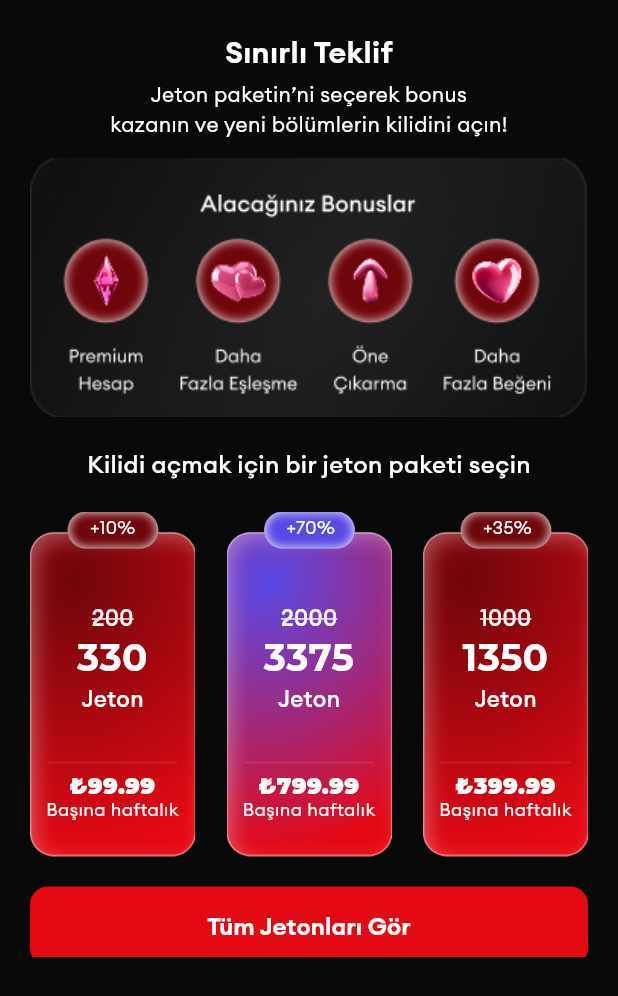
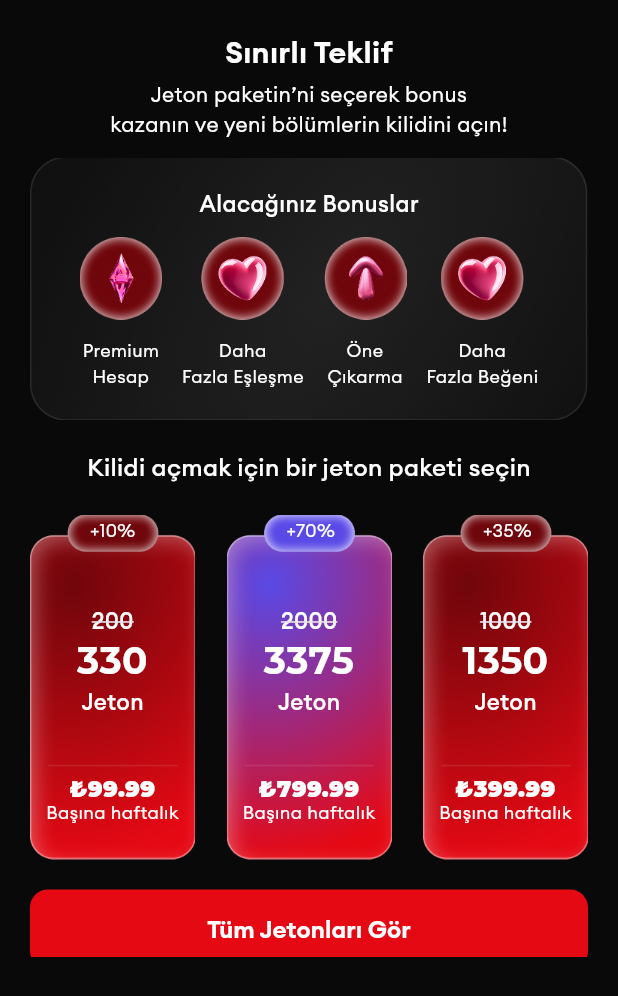
Before and after one commit to BarisAdaliDag/movie-app-case, a Flutter app: the _PaywallPageContent widget shown alone on an empty page, opened directly, on a phone screen of 412 x 824 dp. Shown: the top 996 px of the screen. Run offline on Flutter 3.47's test engine with Material 3 defaults, Android fonts, the phone set to English and light mode, and no system bars; our stand-ins replace cached_network_image, dio, equatable, flutter_bloc, flutter_secure_storage, flutter_svg and 7 more; accounts and stored records are empty.

Commit message:
paywall bonus add

```diff
--- a/lib/core/constants/app_assets.dart
+++ b/lib/core/constants/app_assets.dart
@@ -4,9 +4,15 @@ final class AppAssets {
   static const appAssetsPath = "assets/images/";
   static const splashImage = "${appAssetsPath}splash.png";
 
+  // Paywall Assets
   static const paywallBackground = "${appAssetsPath}paywall_background.png";
   static const paywallBonus = "${appAssetsPath}paywall_bonus.png";
   static const paywallBonusBackground = "${appAssetsPath}paywall_bonus_background.png";
   static const paywallSelected = "${appAssetsPath}paywall_selected.png";
+
   static const paywallUnselected = "${appAssetsPath}paywall_unselected.png";
+  static const arrowUp = "${appAssetsPath}arrow_up.png";
+  static const diamond = "${appAssetsPath}diamond.png";
+  static const heart = "${appAssetsPath}heart.png";
+  static const hearts = "${appAssetsPath}heart.png";
 }
--- a/lib/features/presentation/paywall/paywall_page.dart
+++ b/lib/features/presentation/paywall/paywall_page.dart
@@ -1,15 +1,14 @@
 import 'package:flutter/material.dart';
 import 'package:flutter_bloc/flutter_bloc.dart';
 import 'package:gap/gap.dart';
-import 'package:google_fonts/google_fonts.dart';
 import 'package:movieapp/core/constants/app_assets.dart';
 import 'package:movieapp/core/getIt/get_it.dart';
-import 'package:movieapp/core/routes/navigation_helper.dart';
 import 'package:movieapp/core/theme/app_colors.dart';
 import 'package:movieapp/core/theme/text_styles.dart';
 import 'package:movieapp/core/widgets/custom_button.dart';
 import 'package:movieapp/features/presentation/paywall/cubit/paywall_cubit.dart';
 import 'package:movieapp/features/presentation/paywall/cubit/paywall_state.dart';
+import 'package:movieapp/features/presentation/paywall/widget/bonus_features_card.dart';
 import 'package:movieapp/features/presentation/paywall/widget/paywall_selection_container.dart';
 import 'package:responsive_sizer/responsive_sizer.dart';
 
@@ -51,14 +50,7 @@ class _PaywallPageContent extends StatelessWidget {
 
                   const SizedBox(height: 12),
 
-                  Container(
-                    width: double.infinity,
-                    height: 173,
-                    decoration: BoxDecoration(
-                      // borderRadius: BorderRadius.circular(12),
-                      image: DecorationImage(image: AssetImage(AppAssets.paywallBonus), fit: BoxFit.cover),
-                    ),
-                  ),
+                  BonusFeaturesCard(),
                   Gap(20),
                   Text(
                     'Kilidi açmak için bir jeton paketi seçin',
@@ -115,3 +107,6 @@ class _PaywallPageContent extends StatelessWidget {
     );
   }
 }
+
+// import 'package:flutter/material.dart';
+// import 'dart:ui';
--- /dev/null
+++ b/lib/features/presentation/paywall/widget/bonus_features_card.dart
@@ -0,0 +1,62 @@
+import 'package:flutter/material.dart';
+import 'package:movieapp/core/constants/app_assets.dart';
+
+import 'package:movieapp/core/theme/app_colors.dart';
+import 'package:movieapp/core/theme/text_styles.dart';
+
+class BonusFeaturesCard extends StatelessWidget {
+  const BonusFeaturesCard({super.key});
+
+  @override
+  Widget build(BuildContext context) {
+    return ClipRRect(
+      borderRadius: BorderRadius.circular(20),
+      child: Container(
+        width: double.infinity,
+        height: 175,
+        decoration: BoxDecoration(
+          image: DecorationImage(image: AssetImage(AppAssets.paywallBonusBackground), fit: BoxFit.cover),
+        ),
+        child: Container(
+          child: Padding(
+            padding: const EdgeInsets.all(20),
+            child: Column(
+              children: [
+                // Title
+                Text('Alacağınız Bonuslar', style: AppTextStyles.body15MediumCircular.copyWith(color: AppColors.white)),
+
+                const SizedBox(height: 12),
+
+                // Bonus Icons Row
+                Row(
+                  mainAxisAlignment: MainAxisAlignment.spaceEvenly,
+                  children: [
+                    _buildBonusItem(title: 'Premium\nHesap', path: AppAssets.diamond),
+                    _buildBonusItem(title: 'Daha\nFazla Eşleşme', path: AppAssets.hearts),
+                    _buildBonusItem(title: 'Öne\nÇıkarma', path: AppAssets.arrowUp),
+                    _buildBonusItem(title: 'Daha\nFazla Beğeni', path: AppAssets.heart),
+                  ],
+                ),
+              ],
+            ),
+          ),
+        ),
+      ),
+    );
+  }
+
+  Widget _buildBonusItem({required String title, required String path}) {
+    return Column(
+      mainAxisSize: MainAxisSize.min,
+      children: [
+        // Icon container with radial gradient
+        Image.asset(path, fit: BoxFit.contain, scale: 2),
+
+        const SizedBox(height: 12),
+
+        // Title
+        Text(title, textAlign: TextAlign.center, style: AppTextStyles.bodySmall.copyWith(color: AppColors.white)),
+      ],
+    );
+  }
+}
```
Also changed, not shown: assets/images/arrow_up.png (added), assets/images/diamond.png (added), assets/images/heart.png (added), assets/images/hearts.png (added).
